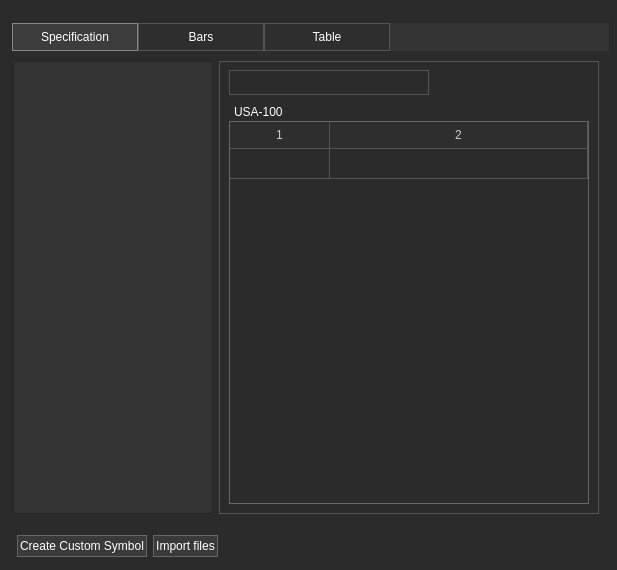
The window that Widgets/HistoricalWindow/historicalwindow.ui (ArtemIyX/TradeForge) describes before a commit, drawn with Qt 5.
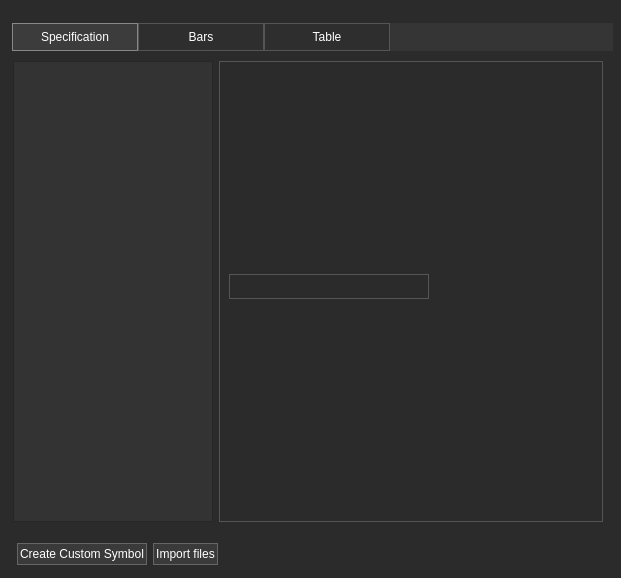
The same window after the commit. Icons and pictures are not drawn.

Patch:
```diff
--- a/Widgets/HistoricalWindow/historicalwindow.ui
+++ b/Widgets/HistoricalWindow/historicalwindow.ui
@@ -6,8 +6,8 @@
    <rect>
     <x>0</x>
     <y>0</y>
-    <width>617</width>
-    <height>570</height>
+    <width>621</width>
+    <height>578</height>
    </rect>
   </property>
   <property name="windowTitle">
@@ -313,70 +313,6 @@
                    </property>
                   </spacer>
                  </item>
-                 <item>
-                  <widget class="QLabel" name="itemSettingsName">
-                   <property name="styleSheet">
-                    <string notr="true">border: 0px solid black;
-color: rgb(255, 255, 255);
-padding-left: 2px;</string>
-                   </property>
-                   <property name="text">
-                    <string>USA-100</string>
-                   </property>
-                  </widget>
-                 </item>
-                 <item>
-                  <widget class="QTableWidget" name="folderItemsTable">
-                   <property name="sizePolicy">
-                    <sizepolicy hsizetype="Expanding" vsizetype="Expanding">
-                     <horstretch>0</horstretch>
-                     <verstretch>0</verstretch>
-                    </sizepolicy>
-                   </property>
-                   <property name="styleSheet">
-                    <string notr="true">QTableWidget {
-        border: 1px solid #666666;
-        gridline-color: #555555;
-		 color: #fff;
-}
-
-QHeaderView::section {
-        background-color: #2e2e2e; 
-        color: #CCCCCC;              
-        padding: 4px;
-        border-top: none;
-        border-left: none;
-        border-right: 1px solid #555555;
-		 border-bottom: 1px solid #555555;
-}
-
-QTableView::item:selected:active {
-    background: #2e2e2e;
-    color: white;
-}
-
-QTableView::item:selected:!active {
-    background: #2e2e2e;             
-    color: white;                    
-}</string>
-                   </property>
-                   <property name="rowCount">
-                    <number>1</number>
-                   </property>
-                   <property name="columnCount">
-                    <number>2</number>
-                   </property>
-                   <attribute name="horizontalHeaderStretchLastSection">
-                    <bool>true</bool>
-                   </attribute>
-                   <attribute name="verticalHeaderVisible">
-                    <bool>false</bool>
-                   </attribute>
-                   <row/>
-                   <column/>
-                   <column/>
-                  </widget>
-                 </item>
                 </layout>
                 <zorder>folderItemsTable</zorder>
                 <zorder>searchSymbolLineEdit</zorder>
```
Left out of the diff: 3 changed lines with no effect on the pictures.
